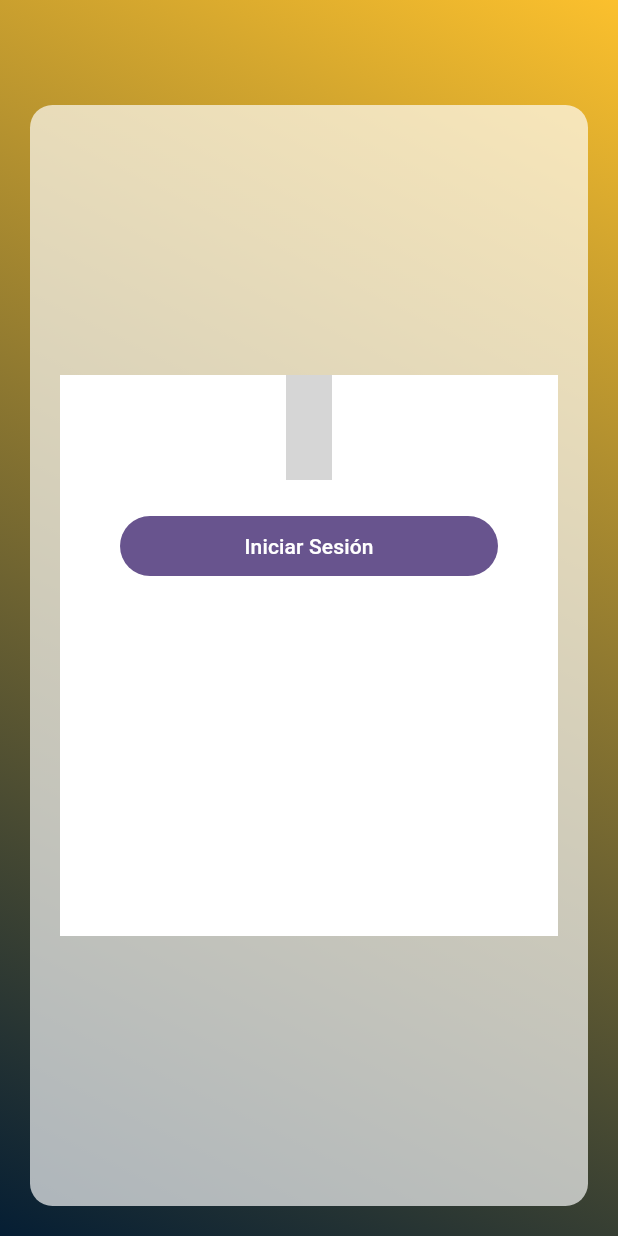
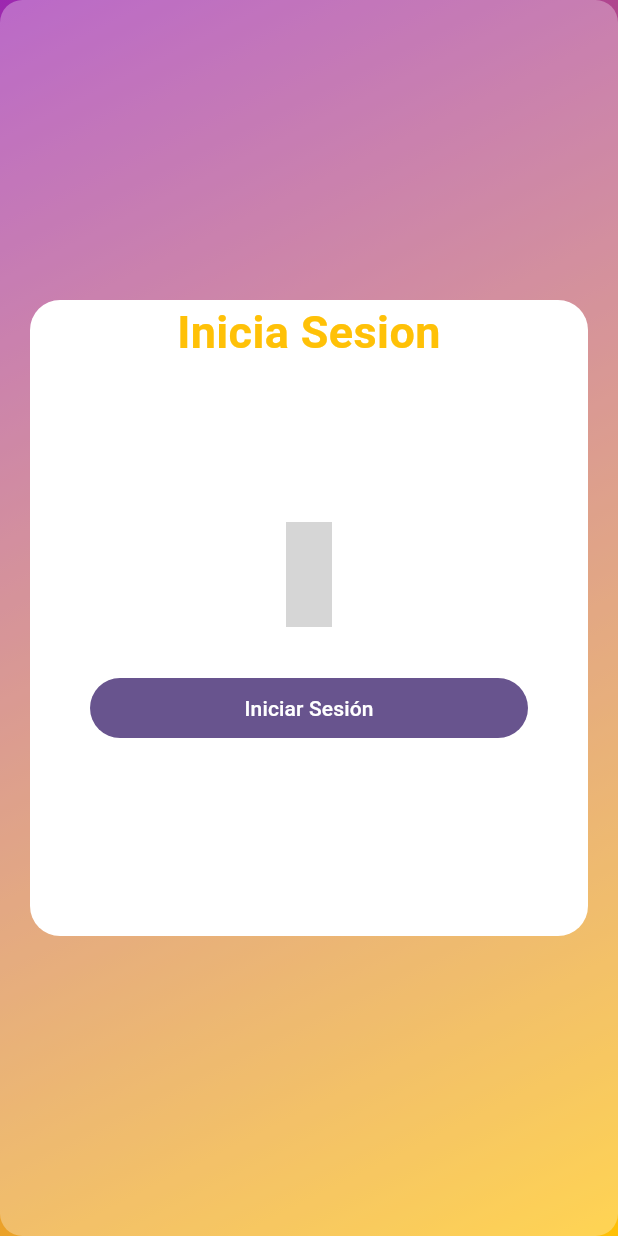
Before and after one commit to Visionlives/Proyecto-DAM, a Flutter app: the screen it shows after launch, on a phone screen of 412 x 824 dp. Run offline on Flutter 3.47's test engine with Material 3 defaults, Android fonts, the phone set to English and light mode, and no system bars; our stand-ins replace firebase_auth, firebase_core, google_sign_in, material_design_icons_flutter; accounts and stored records are empty; grey boxes are pictures that could not be loaded.

Commit message:
Login actualizado
Nuevo login

```diff
--- a/lib/pages/login_page.dart
+++ b/lib/pages/login_page.dart
@@ -20,29 +20,50 @@
     return Scaffold(
       resizeToAvoidBottomInset: false,
       body: Container(
-        padding: EdgeInsets.all(20),
         decoration: BoxDecoration(
           gradient: LinearGradient(
-            begin: Alignment.topRight,
-            end: Alignment.bottomLeft,
-            colors: [Colors.yellow.shade700, Color(0xFF051E34)],
+            begin: Alignment.topLeft,
+            end: Alignment.bottomRight,
+            colors: [Colors.purple, Colors.amber],
           ),
         ),
         child: Container(
-          margin: EdgeInsets.only(top: 50),
           decoration: BoxDecoration(
-            color: Color(0xAAFFFFFF),
+            color: Color.fromARGB(78, 255, 255, 255),
             borderRadius: BorderRadius.circular(15),
           ),
           child: Container(
-            margin: EdgeInsets.symmetric(vertical: 180, horizontal: 20),
-            color: Colors.white,
+            margin: EdgeInsets.symmetric(vertical: 200, horizontal: 20),
+            decoration: BoxDecoration(
+              color: Colors.white,
+              borderRadius: BorderRadius.circular(20),
+            ),
             child: ListView(
               children: [
-                Icon(MdiIcons.google, color: Colors.yellow.shade800, size: 70),
+                Text('Inicia Sesion', textAlign: TextAlign.center, style: TextStyle(
+                  fontSize: 30,
+                  fontWeight: FontWeight.bold,
+                  color: Colors.amber
+                    ),
+                ),
+                Container(
+                  margin: EdgeInsets.only(top: 105),
+                ),
+                ShaderMask
+                (shaderCallback: (Rect bounds)
+                {
+                  return LinearGradient(
+                    colors: [Colors.amber, Colors.purple ],
+                    begin: Alignment.topLeft,
+                    end: Alignment.bottomRight
+                  ).createShader(bounds);
+                },
+                child: Icon(MdiIcons.google, color: Colors.white, size: 70
+                ),
+                ),
                 //boton
                 Container(
-                  margin: EdgeInsets.symmetric(horizontal: 40, vertical: 20),
+                  margin: EdgeInsets.symmetric(horizontal: 40, vertical: 30),
                   width: double.infinity,
                   child: BotonGoogle(),
                 ),
```
